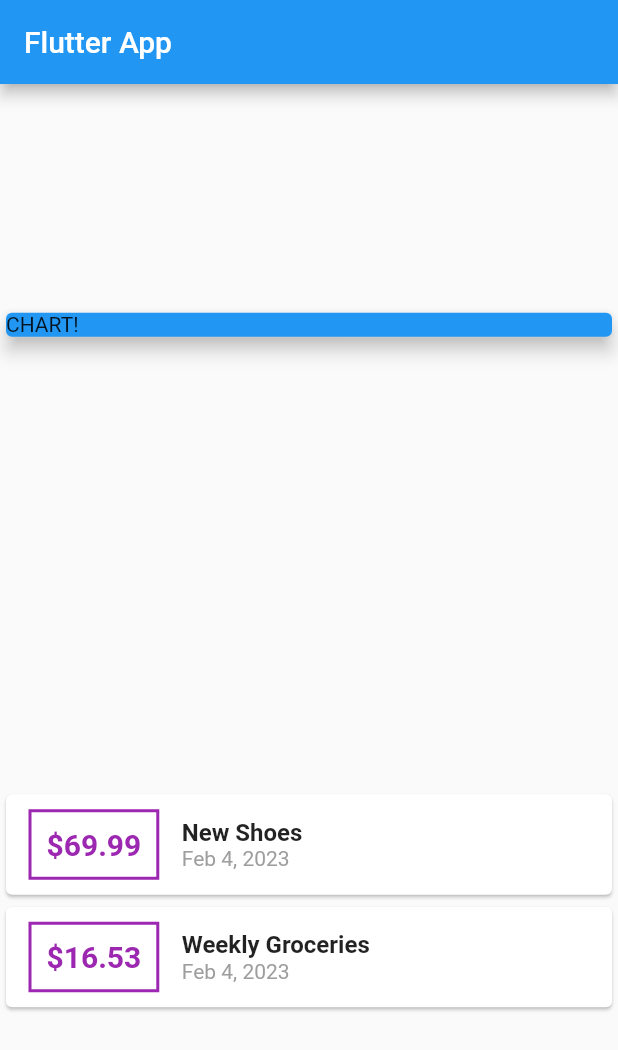
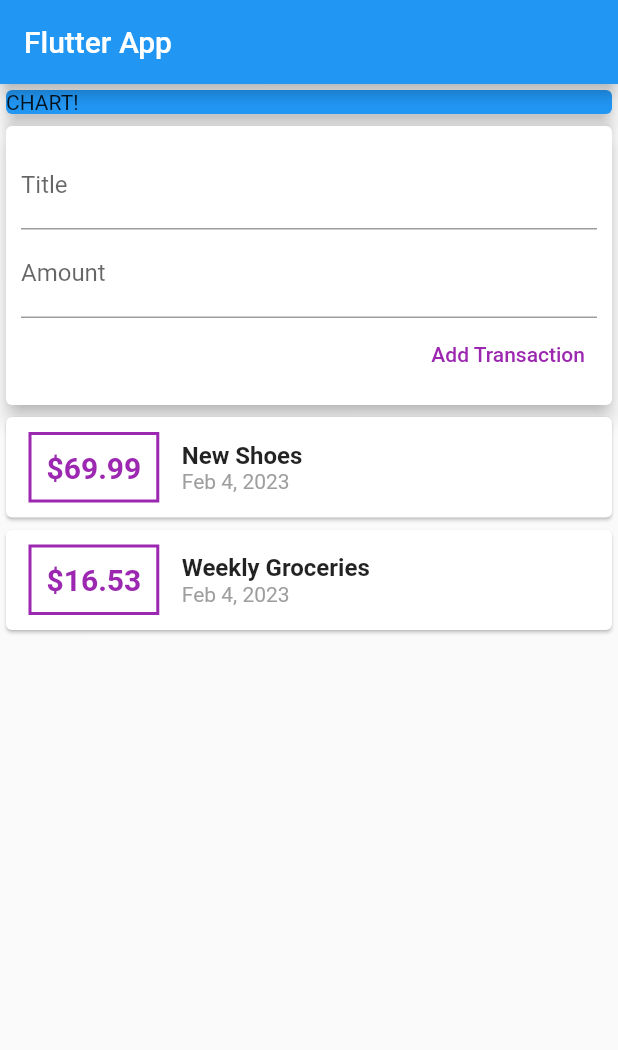
Before and after one commit to Ru2Lu/flutter-practice, a Flutter app: the screen it shows after launch, on a phone screen of 412 x 824 dp. Shown: the top 1050 px of the screen. Run offline on Flutter 3.47's test engine with Material 2 defaults, Android fonts, the phone set to English and light mode, and no system bars.

Commit message:
Added dummy text input box

```diff
--- a/expenses_app/lib/main.dart
+++ b/expenses_app/lib/main.dart
@@ -38,7 +38,6 @@ class MyHomePage extends StatelessWidget {
         title: Text('Flutter App'),
       ),
       body: Column(
-          mainAxisAlignment: MainAxisAlignment.spaceAround,
           crossAxisAlignment: CrossAxisAlignment.stretch,
           children: <Widget>[
             Container(
@@ -49,6 +48,29 @@ class MyHomePage extends StatelessWidget {
                 elevation: 5,
               ),
             ),
+            Card(
+                elevation: 5,
+                child: Container(
+                  padding: EdgeInsets.all(10),
+                  child: Column(
+                    crossAxisAlignment: CrossAxisAlignment.end,
+                    children: <Widget>[
+                      TextField(
+                        decoration: InputDecoration(labelText: 'Title'),
+                      ),
+                      TextField(
+                        decoration: InputDecoration(labelText: 'Amount'),
+                      ),
+                      TextButton(
+                        child: Text('Add Transaction'),
+                        style: TextButton.styleFrom(
+                          foregroundColor: Colors.purple,
+                        ),
+                        onPressed: () {},
+                      ),
+                    ],
+                  ),
+                )),
             Column(
               children: transactions.map((tx) {
                 return Card(
```
